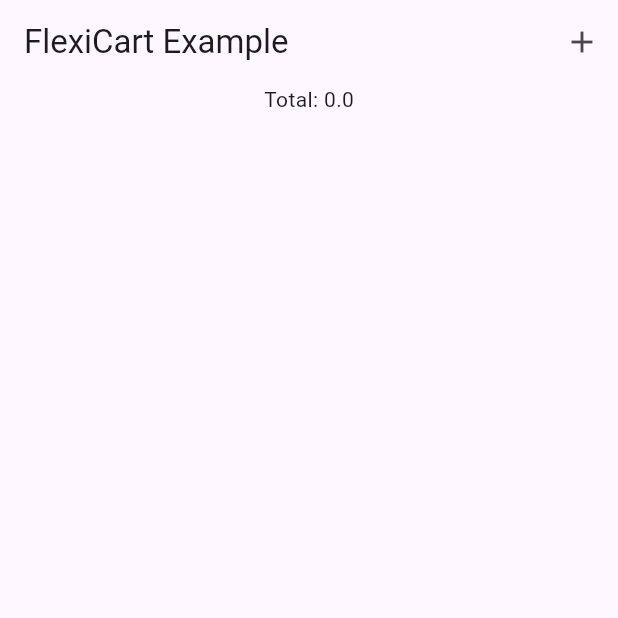
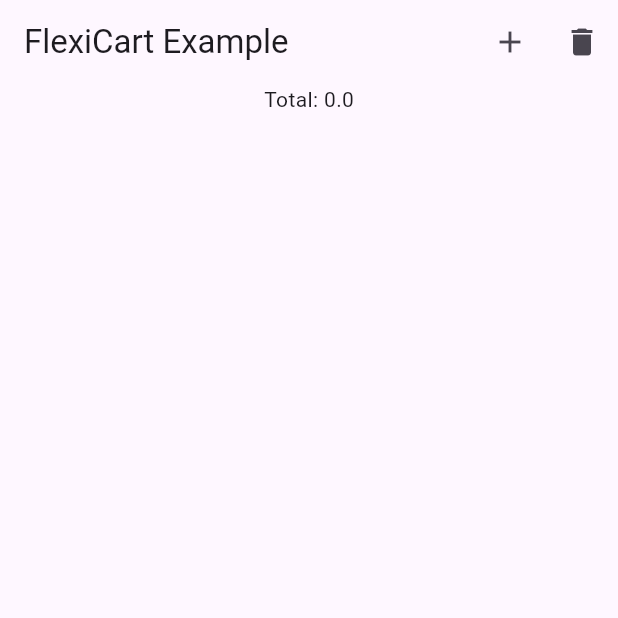
Before and after one commit to supy-io/supy-flutter-packages, a Flutter app: the screen it shows after launch, on a phone screen of 412 x 824 dp, the top half of it. Run offline on Flutter 3.47's test engine with Material 3 defaults, Android fonts, the phone set to English and light mode, and no system bars; our stand-ins replace dio, fixnum; missing offline and left inert: dart:html, dart:js, protobuf, random_name_generator; key blocks and very long unbroken strings in the code were emptied for the run.

Commit message:
fix(flexi-cart): added group methods

```diff
--- a/packages/flexi_cart/example/lib/main.dart
+++ b/packages/flexi_cart/example/lib/main.dart
@@ -12,6 +12,7 @@ class CartItem extends ICartItem {
     required super.name,
     required super.price,
     super.quantity = 1.0,
+    super.group = 'test-group',
   });
 }
 
@@ -48,11 +49,15 @@ class _ExampleState extends State<Example> {
             onPressed: _add,
             icon: const Icon(Icons.add),
           ),
+          IconButton(
+            onPressed: deleteGroup,
+            icon: const Icon(Icons.delete),
+          ),
         ],
       ),
       body: Builder(builder: (context) {
         final cart = context.watch<FlexiCart>();
-        final items = cart.itemsList;
+        final items = cart.getItemsGroup('aaa');
         return Column(
           children: [
             Text("Total: ${cart.totalPrice()}"),
@@ -73,6 +78,7 @@ class _ExampleState extends State<Example> {
                         child: const Icon(Icons.delete),
                       ),
                       child: ListTile(
+                        leading: Text(item.group),
                         title: Text(item.name),
                         subtitle: Text(item.price.toString()),
                         trailing: SizedBox(
@@ -103,8 +109,14 @@ class _ExampleState extends State<Example> {
     return CartItem(
       id: const Uuid().v4(),
       name: randomNames.manName(),
+      group: 'aaa',
       price: price,
     );
+  }
+
+  void deleteGroup() {
+    final cart = context.read<FlexiCart>();
+    cart.clearItemsGroup('ccc');
   }
 
   void _add() {
--- a/packages/flexi_cart/lib/src/cart_input_widget.dart
+++ b/packages/flexi_cart/lib/src/cart_input_widget.dart
@@ -8,7 +8,7 @@ import 'cart_item.dart';
 
 class CartInput<T extends ICartItem> extends StatefulWidget {
   const CartInput({
-    Key? key,
+    super.key,
     required this.item,
     this.hideButtons = false,
     this.showZeroQty = false,
@@ -17,8 +17,7 @@ class CartInput<T extends ICartItem> extends StatefulWidget {
     this.decimalDigits = 2,
     this.maxQuantity = 999999,
     this.textAlign = TextAlign.center,
-
-  }) : super(key: key);
+  });
 
   final ICartItem item;
   final bool hideButtons;
@@ -104,7 +103,6 @@ class _CartInputState extends State<CartInput> {
             keyboardType: TextInputType.numberWithOptions(
               decimal: widget.decimalDigits > 0,
             ),
-
             inputFormatters: <TextInputFormatter>[
               //white space is not allowed
               FilteringTextInputFormatter.deny(RegExp(r'\s')),
--- a/packages/flexi_cart/lib/src/cart_item.dart
+++ b/packages/flexi_cart/lib/src/cart_item.dart
@@ -1,11 +1,12 @@
 abstract class ICartItem {
-  static const defaultGroup = 'All';
+  static const String defaultGroup = 'All';
 
   ICartItem({
     required this.id,
     required this.name,
     required this.price,
     this.groupName = defaultGroup,
+    this.group = defaultGroup,
     this.image,
     this.orderable = true,
     this.unit = '',
@@ -19,6 +20,7 @@ abstract class ICartItem {
   final String unit;
   final String currency;
   final String groupName;
+  final String group;
   final String? image;
   final String id;
   final bool selected;
@@ -33,8 +35,6 @@ abstract class ICartItem {
   double totalPrice() => price * notNullQty();
 
   String get key => id;
-
-  String get group => defaultGroup;
 
   void increment({double inc = 1}) {
     quantity = notNullQty() + inc;
--- a/packages/flexi_cart/lib/src/cart_items_group.dart
+++ b/packages/flexi_cart/lib/src/cart_items_group.dart
@@ -25,6 +25,10 @@ class CartItemsGroup<T extends ICartItem> {
     items.remove(item.key);
   }
 
+  void clear() {
+    items.clear();
+  }
+
   CartItemsGroup<G> cast<G extends ICartItem>() {
     return CartItemsGroup<G>(
       id: id,
--- a/packages/flexi_cart/pubspec.yaml
+++ b/packages/flexi_cart/pubspec.yaml
@@ -1,7 +1,7 @@
 name: flexi_cart
 description: The Flexi Cart module provides a versatile and robust solution for handling shopping carts and item collections within Flutter applications. This module extends the capabilities of the ChangeNotifier class, enabling seamless integration with Flutter's reactive framework.
 
-version: 0.0.5
+version: 0.0.6
 repository: https://github.com/supy-io/supy-flutter-packages/tree/main/packages/flexi_cart
 
 environment:
@@ -10,7 +10,7 @@ environment:
 
 # Add regular dependencies here.
 dependencies:
-  provider: ^6.0.3
+  provider: ^6.1.2
   flutter:
     sdk: flutter
   very_good_analysis: ^5.0.0+1
@@ -18,7 +18,7 @@ dependencies:
 dev_dependencies:
   flutter_test:
     sdk: flutter
-  lints: ^4.0.0
+  lints: ^5.1.1
   test: ^1.21.0
   mocktail: ^0.3.0
 
```
Also changed, not shown: packages/flexi_cart/lib/src/cart.dart (+23 -0 lines), 21 other files.
